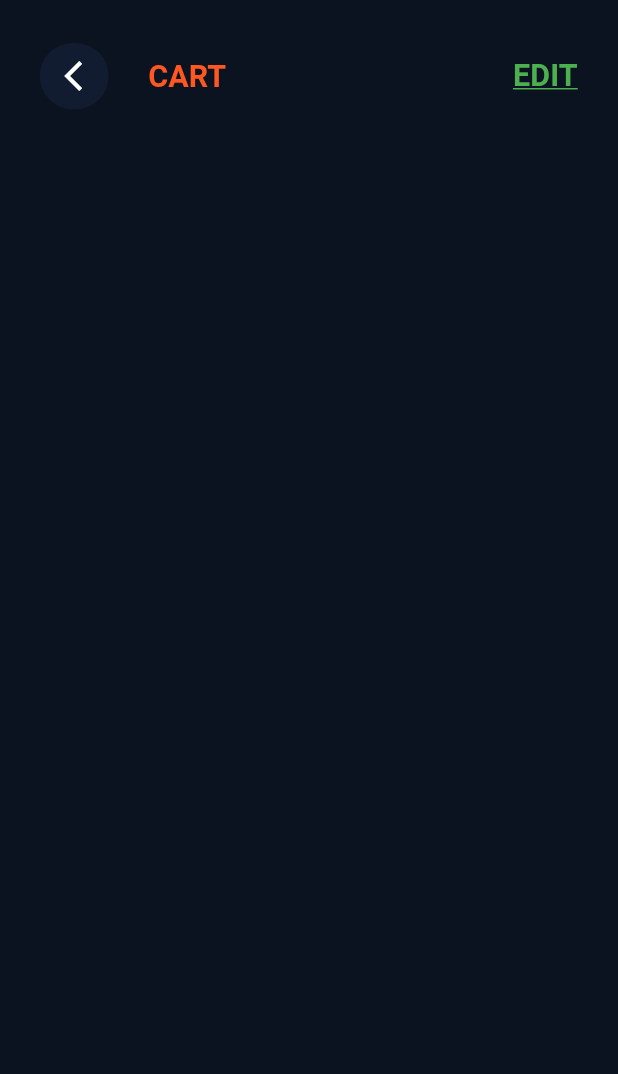
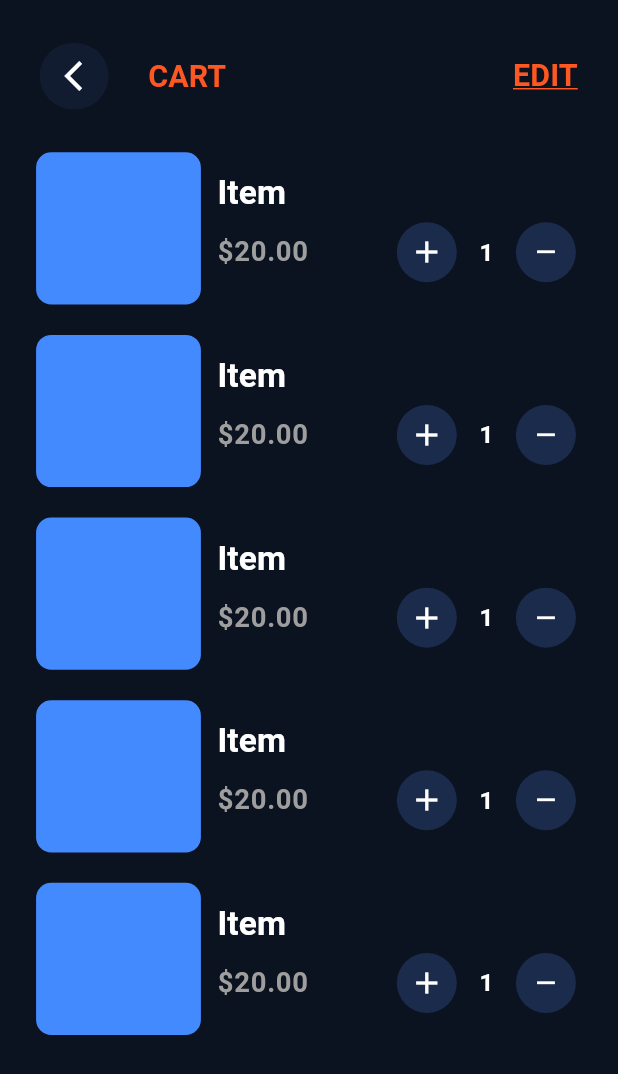
Before and after one commit to MuhammadWaleedEjaz21/bite_food_delivery, a Flutter app: the CartScreen screen opened directly, on a phone screen of 412 x 824 dp. Shown: the top 1074 px of the screen. Run offline on Flutter 3.47's test engine with Material 3 defaults, Android fonts, the phone set to English and light mode, and no system bars; our stand-ins replace cached_network_image, cloud_firestore, firebase_auth, firebase_core, flutter_riverpod, flutter_screenutil and 2 more; accounts and stored records are empty; Roboto replaces fonts that are missing (Sen).

Commit message:
feat: Add custom cart item widget, implement cart screen body, and create category restaurant menu page

```diff
--- a/lib/Screen/cart_screen.dart
+++ b/lib/Screen/cart_screen.dart
@@ -1,4 +1,5 @@
 import 'package:bite_food_delivery/Widget/custom_app_bar.dart';
+import 'package:bite_food_delivery/Widget/custom_cart_item.dart';
 import 'package:bite_food_delivery/app_theme.dart';
 import 'package:flutter/material.dart';
 import 'package:flutter_riverpod/flutter_riverpod.dart';
@@ -26,16 +27,24 @@ class CartScreen extends ConsumerWidget {
                   child: Text(
                     'EDIT',
                     style: TextStyle(
-                      color: Colors.green,
+                      color: Theme.of(context).appBarTheme.iconTheme?.color,
                       decorationStyle: TextDecorationStyle.solid,
                       decoration: TextDecoration.underline,
                       fontSize: 20.r,
-                      decorationColor: Colors.green,
+                      decorationColor: Theme.of(
+                        context,
+                      ).appBarTheme.iconTheme?.color,
                     ),
                   ),
                 ),
                 15.horizontalSpace,
               ],
+            ),
+            body: ListView.separated(
+              padding: EdgeInsets.symmetric(horizontal: 10.w),
+              itemBuilder: (context, index) => CustomCartItem(),
+              separatorBuilder: (context, index) => 20.verticalSpace,
+              itemCount: 5,
             ),
           );
         },
--- /dev/null
+++ b/lib/Screen/category_restaurant_menu.dart
@@ -0,0 +1,21 @@
+import 'package:bite_food_delivery/Widget/custom_app_bar.dart';
+import 'package:flutter/material.dart';
+import 'package:flutter_riverpod/flutter_riverpod.dart';
+
+class CategoryRestaurantMenu extends ConsumerWidget {
+  const CategoryRestaurantMenu({super.key});
+  @override
+  Widget build(BuildContext context, WidgetRef ref) {
+    return Scaffold(
+      appBar: CustomAppBar(
+        title: DropdownMenu(
+          dropdownMenuEntries: [
+            DropdownMenuEntry(value: 'one', label: 'Category 1'),
+            DropdownMenuEntry(value: 'two', label: 'Category 2'),
+            DropdownMenuEntry(value: 'three', label: 'Category 3'),
+          ],
+        ),
+      ),
+    );
+  }
+}
--- a/lib/Screen/home_page.dart
+++ b/lib/Screen/home_page.dart
@@ -2,6 +2,7 @@ import 'package:bite_food_delivery/Provider/category_provider.dart';
 import 'package:bite_food_delivery/Provider/restaurants_provider.dart';
 import 'package:bite_food_delivery/Screen/cart_screen.dart';
 import 'package:bite_food_delivery/Screen/category_menu_page.dart';
+import 'package:bite_food_delivery/Screen/category_restaurant_menu.dart';
 import 'package:bite_food_delivery/Screen/restaurant_menu_page.dart';
 import 'package:bite_food_delivery/Widget/custom_app_bar.dart';
 import 'package:bite_food_delivery/Widget/custom_category_card.dart';
@@ -87,8 +88,11 @@ class HomePage extends ConsumerWidget {
                 height: 150.h,
                 child: ListView.separated(
                   scrollDirection: Axis.horizontal,
-                  itemBuilder: (context, index) =>
-                      CustomCategoryCard(index: index, category: data[index]),
+                  itemBuilder: (context, index) => CustomCategoryCard(
+                    index: index,
+                    category: data[index],
+                    page: CategoryRestaurantMenu(),
+                  ),
                   separatorBuilder: (context, index) => 10.horizontalSpace,
                   itemCount: 4,
                 ),
--- /dev/null
+++ b/lib/Widget/custom_cart_item.dart
@@ -0,0 +1,79 @@
+import 'package:flutter/material.dart';
+import 'package:flutter_screenutil/flutter_screenutil.dart';
+
+class CustomCartItem extends StatelessWidget {
+  const CustomCartItem({
+    super.key,
+  });
+
+  @override
+  Widget build(BuildContext context) {
+    return Row(
+      mainAxisAlignment: MainAxisAlignment.center,
+      spacing: 10.w,
+      children: [
+        Container(
+          height: 100.h,
+          width: 100.w,
+          decoration: BoxDecoration(
+            color: Colors.blueAccent,
+            borderRadius: BorderRadius.circular(10.r),
+          ),
+        ),
+        Column(
+          crossAxisAlignment: CrossAxisAlignment.start,
+          mainAxisAlignment: MainAxisAlignment.start,
+          children: [
+            Text(
+              'Item',
+              style: Theme.of(context).textTheme.labelLarge,
+            ),
+            Row(
+              spacing: 50.w,
+              children: [
+                Text(
+                  '\$20.00',
+                  style: Theme.of(context).textTheme.labelMedium,
+                ),
+                Row(
+                  children: [
+                    IconButton(
+                      onPressed: () {},
+                      style: IconButton.styleFrom(
+                        backgroundColor: Color.fromARGB(
+                          255,
+                          27,
+                          43,
+                          75,
+                        ),
+                      ),
+                      icon: Icon(Icons.add),
+                    ),
+                    10.horizontalSpace,
+                    Text(
+                      '1',
+                      style: Theme.of(context).textTheme.titleSmall,
+                    ),
+                    10.horizontalSpace,
+                    IconButton(
+                      onPressed: () {},
+                      style: IconButton.styleFrom(
+                        backgroundColor: Color.fromARGB(
+                          255,
+                          27,
+                          43,
+                          75,
+                        ),
+                      ),
+                      icon: Icon(Icons.remove, size: 20.r),
+                    ),
+                  ],
+                ),
+              ],
+            ),
+          ],
+        ),
+      ],
+    );
+  }
+}
```
